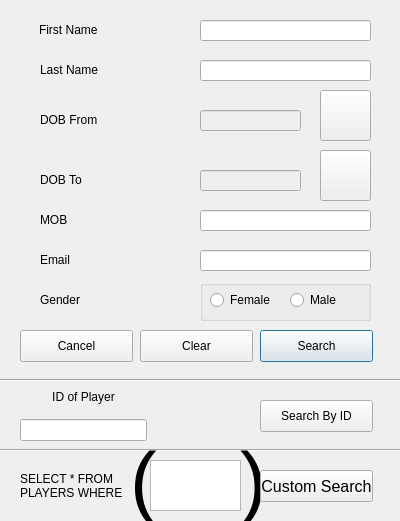
Before: the Qt Designer form refine.ui in stefanmarjanovic/Comp, drawn with Qt 5.
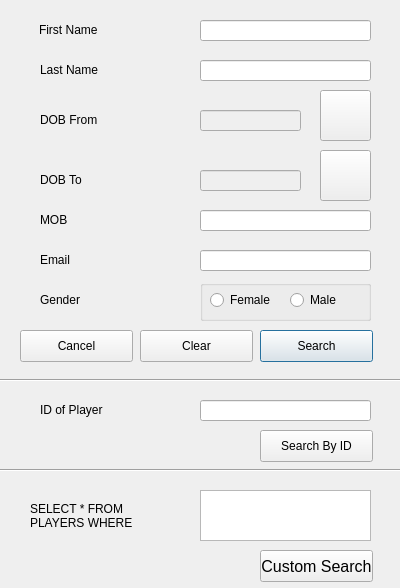
After: the same form once the commit is applied. Icons and pictures are not drawn.

```diff
--- a/refine.ui
+++ b/refine.ui
@@ -7,7 +7,7 @@
     <x>0</x>
     <y>0</y>
     <width>400</width>
-    <height>521</height>
+    <height>588</height>
    </rect>
   </property>
   <property name="windowTitle">
@@ -218,7 +218,7 @@
    <property name="geometry">
     <rect>
      <x>260</x>
-     <y>400</y>
+     <y>430</y>
      <width>113</width>
      <height>32</height>
     </rect>
@@ -287,31 +287,6 @@
     <string/>
    </property>
   </widget>
-  <widget class="QWidget" name="layoutWidget">
-   <property name="geometry">
-    <rect>
-     <x>20</x>
-     <y>390</y>
-     <width>127</width>
-     <height>51</height>
-    </rect>
-   </property>
-   <layout class="QVBoxLayout" name="verticalLayout">
-    <item>
-     <widget class="QLabel" name="label_7">
-      <property name="text">
-       <string>ID of Player</string>
-      </property>
-      <property name="alignment">
-       <set>Qt::AlignHCenter|Qt::AlignTop</set>
-      </property>
-     </widget>
-    </item>
-    <item>
-     <widget class="QLineEdit" name="id"/>
-    </item>
-   </layout>
-  </widget>
   <widget class="QLabel" name="label_8">
    <property name="geometry">
     <rect>
@@ -374,7 +349,7 @@
    <property name="geometry">
     <rect>
      <x>0</x>
-     <y>440</y>
+     <y>460</y>
      <width>421</width>
      <height>20</height>
     </rect>
@@ -386,9 +361,9 @@
   <widget class="QPlainTextEdit" name="whereStatement">
    <property name="geometry">
     <rect>
-     <x>150</x>
-     <y>460</y>
-     <width>91</width>
+     <x>200</x>
+     <y>490</y>
+     <width>171</width>
      <height>51</height>
     </rect>
    </property>
@@ -396,8 +371,8 @@
   <widget class="QLabel" name="label_10">
    <property name="geometry">
     <rect>
-     <x>20</x>
-     <y>460</y>
+     <x>30</x>
+     <y>490</y>
      <width>131</width>
      <height>51</height>
     </rect>
@@ -409,53 +384,11 @@
     <bool>true</bool>
    </property>
   </widget>
-  <widget class="QLabel" name="label_11">
-   <property name="geometry">
-    <rect>
-     <x>130</x>
-     <y>440</y>
-     <width>31</width>
-     <height>81</height>
-    </rect>
-   </property>
-   <property name="font">
-    <font>
-     <pointsize>60</pointsize>
-    </font>
-   </property>
-   <property name="text">
-    <string>(</string>
-   </property>
-   <property name="wordWrap">
-    <bool>true</bool>
-   </property>
-  </widget>
-  <widget class="QLabel" name="label_12">
-   <property name="geometry">
-    <rect>
-     <x>240</x>
-     <y>440</y>
-     <width>31</width>
-     <height>81</height>
-    </rect>
-   </property>
-   <property name="font">
-    <font>
-     <pointsize>60</pointsize>
-    </font>
-   </property>
-   <property name="text">
-    <string>)</string>
-   </property>
-   <property name="wordWrap">
-    <bool>true</bool>
-   </property>
-  </widget>
   <widget class="QPushButton" name="custom">
    <property name="geometry">
     <rect>
      <x>260</x>
-     <y>470</y>
+     <y>550</y>
      <width>113</width>
      <height>32</height>
     </rect>
@@ -481,6 +414,29 @@
     <bool>false</bool>
    </property>
   </widget>
+  <widget class="QLineEdit" name="id">
+   <property name="geometry">
+    <rect>
+     <x>200</x>
+     <y>400</y>
+     <width>171</width>
+     <height>21</height>
+    </rect>
+   </property>
+  </widget>
+  <widget class="QLabel" name="label_7">
+   <property name="geometry">
+    <rect>
+     <x>40</x>
+     <y>400</y>
+     <width>121</width>
+     <height>20</height>
+    </rect>
+   </property>
+   <property name="text">
+    <string>ID of Player</string>
+   </property>
+  </widget>
  </widget>
  <tabstops>
   <tabstop>id</tabstop>
```
Left out of the diff: 13 changed lines with no effect on the pictures.
